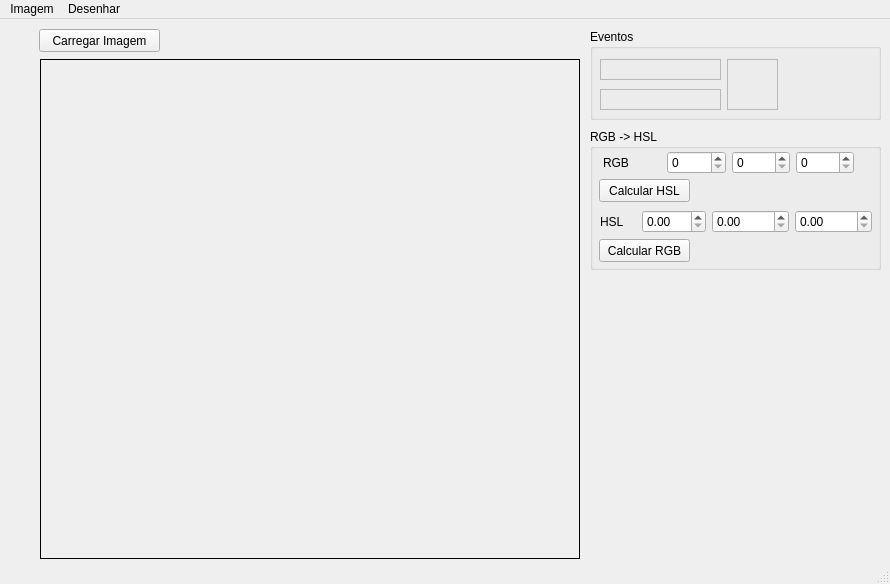
Above: mainwindow.ui from caiotaavares/painter before the change. Below: the same form after it.
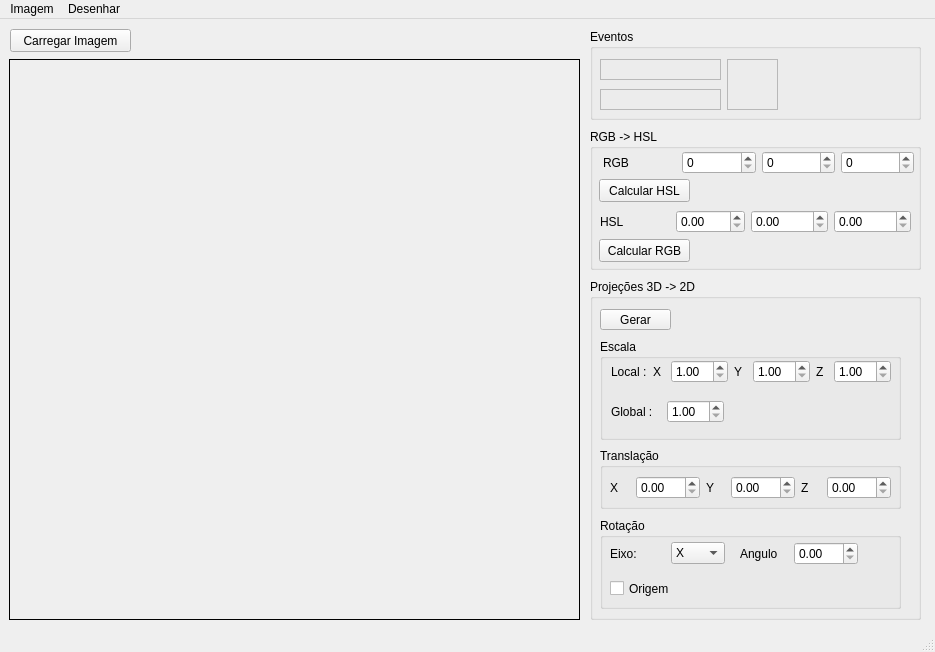
That is the form after the change. Custom widgets are drawn as their Qt base class.

Diff of the .ui file:
```diff
--- a/mainwindow.ui
+++ b/mainwindow.ui
@@ -6,8 +6,8 @@
    <rect>
     <x>0</x>
     <y>0</y>
-    <width>890</width>
-    <height>584</height>
+    <width>935</width>
+    <height>652</height>
    </rect>
   </property>
   <property name="windowTitle">
@@ -17,10 +17,10 @@
    <widget class="matDisplay" name="mat_Display">
     <property name="geometry">
      <rect>
-      <x>40</x>
+      <x>9</x>
       <y>40</y>
-      <width>540</width>
-      <height>500</height>
+      <width>571</width>
+      <height>561</height>
      </rect>
     </property>
     <property name="minimumSize">
@@ -44,7 +44,7 @@
      <rect>
       <x>590</x>
       <y>10</y>
-      <width>291</width>
+      <width>331</width>
       <height>91</height>
      </rect>
     </property>
@@ -103,7 +103,7 @@
    <widget class="QPushButton" name="buton_load_image">
     <property name="geometry">
      <rect>
-      <x>39</x>
+      <x>10</x>
       <y>10</y>
       <width>121</width>
       <height>23</height>
@@ -118,7 +118,7 @@
      <rect>
       <x>590</x>
       <y>110</y>
-      <width>291</width>
+      <width>331</width>
       <height>141</height>
      </rect>
     </property>
@@ -133,7 +133,7 @@
       <rect>
        <x>13</x>
        <y>21</y>
-       <width>251</width>
+       <width>311</width>
        <height>25</height>
       </rect>
      </property>
@@ -173,7 +173,7 @@
       <rect>
        <x>10</x>
        <y>80</y>
-       <width>272</width>
+       <width>311</width>
        <height>25</height>
       </rect>
      </property>
@@ -235,13 +235,296 @@
      </property>
     </widget>
    </widget>
+   <widget class="QGroupBox" name="groupBox_3">
+    <property name="geometry">
+     <rect>
+      <x>590</x>
+      <y>260</y>
+      <width>331</width>
+      <height>341</height>
+     </rect>
+    </property>
+    <property name="title">
+     <string>Projeções 3D -&gt; 2D</string>
+    </property>
+    <widget class="QPushButton" name="pushButtonCreateHouse">
+     <property name="geometry">
+      <rect>
+       <x>10</x>
+       <y>30</y>
+       <width>71</width>
+       <height>21</height>
+      </rect>
+     </property>
+     <property name="text">
+      <string>Gerar</string>
+     </property>
+    </widget>
+    <widget class="QGroupBox" name="groupBox_4">
+     <property name="geometry">
+      <rect>
+       <x>10</x>
+       <y>60</y>
+       <width>301</width>
+       <height>101</height>
+      </rect>
+     </property>
+     <property name="title">
+      <string>Escala</string>
+     </property>
+     <widget class="QWidget" name="">
+      <property name="geometry">
+       <rect>
+        <x>11</x>
+        <y>20</y>
+        <width>280</width>
+        <height>25</height>
+       </rect>
+      </property>
+      <layout class="QHBoxLayout" name="horizontalLayout_3">
+       <item>
+        <widget class="QLabel" name="label_3">
+         <property name="text">
+          <string>Local :</string>
+         </property>
+        </widget>
+       </item>
+       <item>
+        <widget class="QLabel" name="label_5">
+         <property name="text">
+          <string>X</string>
+         </property>
+        </widget>
+       </item>
+       <item>
+        <widget class="QDoubleSpinBox" name="doubleSpinBoxLocalScaleX">
+         <property name="minimum">
+          <double>1.000000000000000</double>
+         </property>
+        </widget>
+       </item>
+       <item>
+        <widget class="QLabel" name="label_6">
+         <property name="text">
+          <string>Y</string>
+         </property>
+        </widget>
+       </item>
+       <item>
+        <widget class="QDoubleSpinBox" name="doubleSpinBoxLocalScaleY">
+         <property name="minimum">
+          <double>1.000000000000000</double>
+         </property>
+        </widget>
+       </item>
+       <item>
+        <widget class="QLabel" name="label_7">
+         <property name="text">
+          <string>Z</string>
+         </property>
+        </widget>
+       </item>
+       <item>
+        <widget class="QDoubleSpinBox" name="doubleSpinBoxLocalScaleZ">
+         <property name="minimum">
+          <double>1.000000000000000</double>
+         </property>
+        </widget>
+       </item>
+      </layout>
+     </widget>
+     <widget class="QWidget" name="">
+      <property name="geometry">
+       <rect>
+        <x>11</x>
+        <y>60</y>
+        <width>113</width>
+        <height>25</height>
+       </rect>
+      </property>
+      <layout class="QHBoxLayout" name="horizontalLayout_4">
+       <item>
+        <widget class="QLabel" name="label_4">
+         <property name="text">
+          <string>Global :</string>
+         </property>
+        </widget>
+       </item>
+       <item>
+        <widget class="QDoubleSpinBox" name="doubleSpinBoxGlobalScale">
+         <property name="minimum">
+          <double>1.000000000000000</double>
+         </property>
+        </widget>
+       </item>
+      </layout>
+     </widget>
+    </widget>
+    <widget class="QGroupBox" name="groupBox_5">
+     <property name="geometry">
+      <rect>
+       <x>10</x>
+       <y>169</y>
+       <width>301</width>
+       <height>61</height>
+      </rect>
+     </property>
+     <property name="title">
+      <string>Translação</string>
+     </property>
+     <widget class="QWidget" name="">
+      <property name="geometry">
+       <rect>
+        <x>10</x>
+        <y>24</y>
+        <width>281</width>
+        <height>31</height>
+       </rect>
+      </property>
+      <layout class="QHBoxLayout" name="horizontalLayout_5">
+       <item>
+        <widget class="QLabel" name="label_8">
+         <property name="text">
+          <string>X</string>
+         </property>
+        </widget>
+       </item>
+       <item>
+        <widget class="QDoubleSpinBox" name="doubleSpinBoxTranslateX">
+         <property name="maximum">
+          <double>999.990000000000009</double>
+         </property>
+        </widget>
+       </item>
+       <item>
+        <widget class="QLabel" name="label_9">
+         <property name="text">
+          <string>Y</string>
+         </property>
+        </widget>
+       </item>
+       <item>
+        <widget class="QDoubleSpinBox" name="doubleSpinBoxTranslateY">
+         <property name="maximum">
+          <double>999.990000000000009</double>
+         </property>
+        </widget>
+       </item>
+       <item>
+        <widget class="QLabel" name="label_10">
+         <property name="text">
+          <string>Z</string>
+         </property>
+        </widget>
+       </item>
+       <item>
+        <widget class="QDoubleSpinBox" name="doubleSpinBoxTranslateZ">
+         <property name="maximum">
+          <double>999.990000000000009</double>
+         </property>
+        </widget>
+       </item>
+      </layout>
+     </widget>
+    </widget>
+    <widget class="QGroupBox" name="groupBox_6">
+     <property name="geometry">
+      <rect>
+       <x>10</x>
+       <y>239</y>
+       <width>301</width>
+       <height>91</height>
+      </rect>
+     </property>
+     <property name="title">
+      <string>Rotação</string>
+     </property>
+     <widget class="QCheckBox" name="checkBoxOrigem">
+      <property name="geometry">
+       <rect>
+        <x>10</x>
+        <y>60</y>
+        <width>83</width>
+        <height>21</height>
+       </rect>
+      </property>
+      <property name="text">
+       <string>Origem</string>
+      </property>
+     </widget>
+     <widget class="QWidget" name="">
+      <property name="geometry">
+       <rect>
+        <x>140</x>
+        <y>20</y>
+        <width>118</width>
+        <height>31</height>
+       </rect>
+      </property>
+      <layout class="QHBoxLayout" name="horizontalLayout_6">
+       <item>
+        <widget class="QLabel" name="label_11">
+         <property name="text">
+          <string>Angulo</string>
+         </property>
+        </widget>
+       </item>
+       <item>
+        <widget class="QDoubleSpinBox" name="doubleSpinBoxAngle">
+         <property name="maximum">
+          <double>360.000000000000000</double>
+         </property>
+        </widget>
+       </item>
+      </layout>
+     </widget>
+     <widget class="QWidget" name="">
+      <property name="geometry">
+       <rect>
+        <x>10</x>
+        <y>20</y>
+        <width>115</width>
+        <height>31</height>
+       </rect>
+      </property>
+      <layout class="QHBoxLayout" name="horizontalLayout_7">
+       <item>
+        <widget class="QLabel" name="label_12">
+         <property name="text">
+          <string>Eixo:</string>
+         </property>
+        </widget>
+       </item>
+       <item>
+        <widget class="QComboBox" name="comboBoxRotation">
+         <item>
+          <property name="text">
+           <string>X</string>
+          </property>
+         </item>
+         <item>
+          <property name="text">
+           <string>Y</string>
+          </property>
+         </item>
+         <item>
+          <property name="text">
+           <string>Z</string>
+          </property>
+         </item>
+        </widget>
+       </item>
+      </layout>
+     </widget>
+    </widget>
+   </widget>
   </widget>
   <widget class="QMenuBar" name="menubar">
    <property name="geometry">
     <rect>
      <x>0</x>
      <y>0</y>
-     <width>890</width>
+     <width>935</width>
      <height>20</height>
     </rect>
    </property>
```
